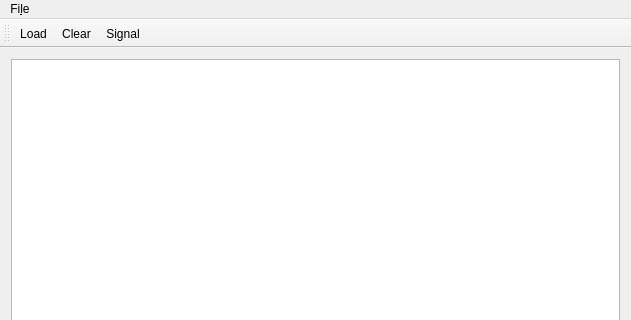
Qt form mainwindow.ui (banyaszg/CANalizer) before a commit; both pictures show x 0 to 631 and y 0 to 320 of the 631 by 467 pixel window.
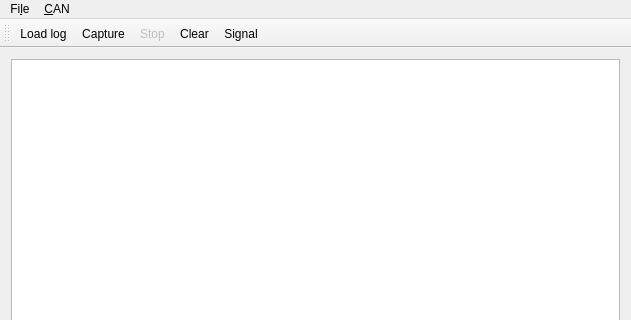
The same form after that commit.

Commit message: CAN bus capture

```diff
--- a/mainwindow.ui
+++ b/mainwindow.ui
@@ -26,7 +26,7 @@
      <x>0</x>
      <y>0</y>
      <width>631</width>
-     <height>39</height>
+     <height>40</height>
     </rect>
    </property>
    <widget class="QMenu" name="menuFile">
@@ -34,11 +34,21 @@
      <string>Fi&amp;le</string>
     </property>
     <addaction name="actionLoad"/>
+    <addaction name="separator"/>
+    <addaction name="actionExit"/>
+   </widget>
+   <widget class="QMenu" name="menuCapture">
+    <property name="title">
+     <string>&amp;CAN</string>
+    </property>
+    <addaction name="actionStartCapture"/>
+    <addaction name="actionStopCapture"/>
     <addaction name="actionClear"/>
     <addaction name="separator"/>
     <addaction name="actionSignal"/>
    </widget>
    <addaction name="menuFile"/>
+   <addaction name="menuCapture"/>
   </widget>
   <widget class="QToolBar" name="mainToolBar">
    <attribute name="toolBarArea">
@@ -48,18 +58,20 @@
     <bool>false</bool>
    </attribute>
    <addaction name="actionLoad"/>
+   <addaction name="actionStartCapture"/>
+   <addaction name="actionStopCapture"/>
    <addaction name="actionClear"/>
    <addaction name="actionSignal"/>
   </widget>
   <widget class="QStatusBar" name="statusBar"/>
   <action name="actionClear">
    <property name="text">
-    <string>Clear</string>
+    <string>&amp;Clear</string>
    </property>
   </action>
   <action name="actionLoad">
    <property name="text">
-    <string>Load</string>
+    <string>&amp;Load log</string>
    </property>
   </action>
   <action name="actionSignal">
@@ -67,7 +79,25 @@
     <bool>true</bool>
    </property>
    <property name="text">
-    <string>Signal</string>
+    <string>&amp;Signal</string>
+   </property>
+  </action>
+  <action name="actionStartCapture">
+   <property name="text">
+    <string>Ca&amp;pture</string>
+   </property>
+  </action>
+  <action name="actionStopCapture">
+   <property name="enabled">
+    <bool>false</bool>
+   </property>
+   <property name="text">
+    <string>St&amp;op</string>
+   </property>
+  </action>
+  <action name="actionExit">
+   <property name="text">
+    <string>&amp;Exit</string>
    </property>
   </action>
  </widget>
```
The commit also changes 9 other files.
